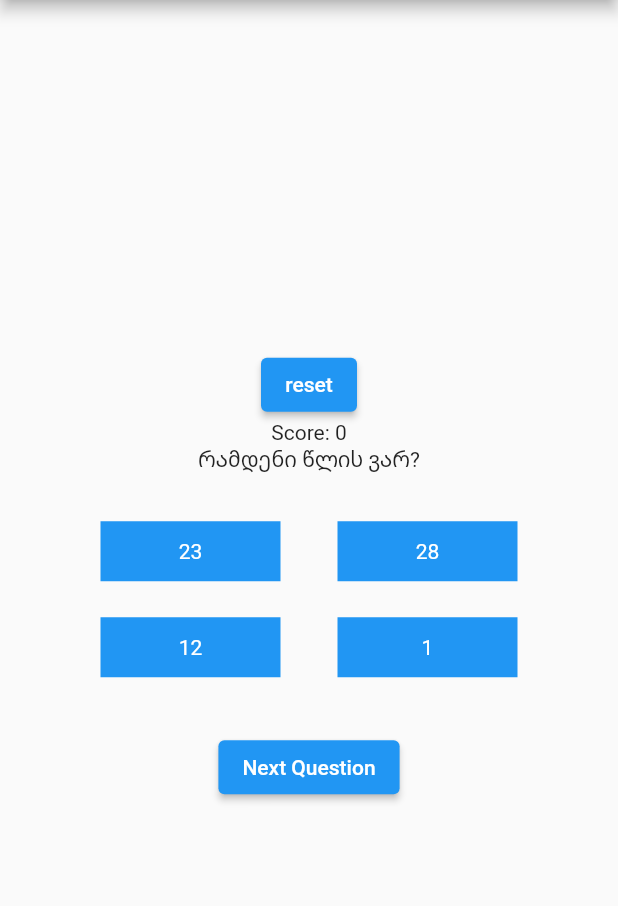
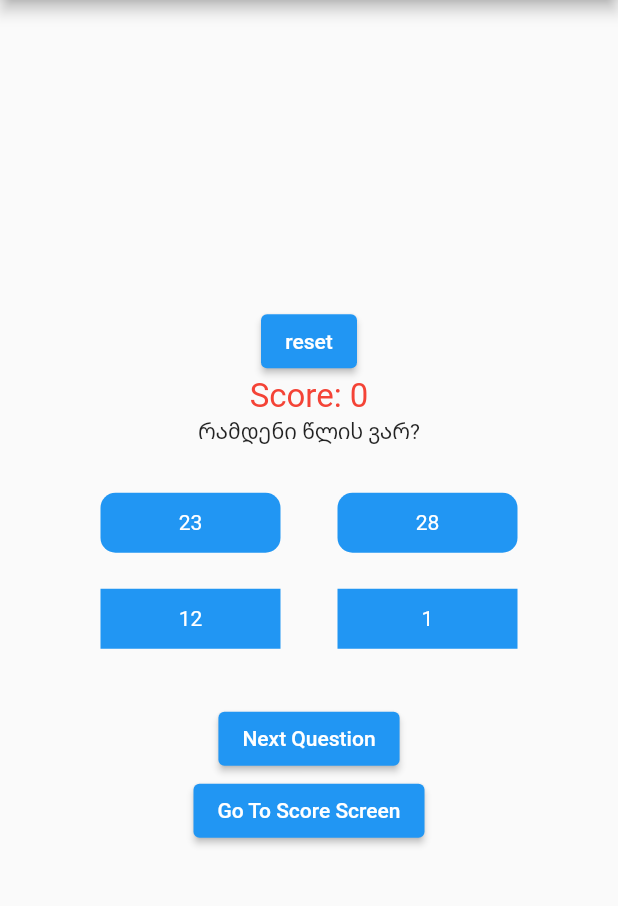
Before and after one commit to giorgiNavdarashvili09/quizzz, a Flutter app: the screen it shows after launch, after a tap on "Next Question", on a phone screen of 412 x 824 dp, the part 84-990 px from its top. Run offline on Flutter 3.47's test engine with Material 2 defaults, Android fonts, the phone set to English and light mode, and no system bars.

Commit message:
fixed bugs

```diff
--- a/lib/main.dart
+++ b/lib/main.dart
@@ -1,4 +1,5 @@
 import 'package:flutter/material.dart';
+import 'package:quizzz/other_page.dart';
 
 void main() {
   runApp(const MyApp());
@@ -27,20 +28,19 @@ class Quiz extends StatefulWidget {
 }
 
 class _QuizState extends State<Quiz> {
-
   var score = 0;
 
-  final questions = ["რა მქვია?", "რამდენი წლის ვარ?"];
+  final questions = ["რა მქვია?", "რამდენი წლის ვარ?", "საიდან ვარ?"];
 
-  final answersA = ["სანდრო", "23"];
+  final answersA = ["სანდრო", "23", "საქართველო"];
 
-  final answersB = ["ნინო", "28"];
+  final answersB = ["ნინო", "28", "საფრანგეთი"];
 
-  final answersC = ["გიორგი", "12"];
+  final answersC = ["გიორგი", "12", "ამერიკა"];
 
-  final answersD = ["ნიკა", "1"];
+  final answersD = ["ნიკა", "1", "იტალია"];
 
-  final correctAnswers = ["გიორგი", "28"];
+  final correctAnswers = ["გიორგი", "28", "საქართველო"];
 
   var index = 0;
 
@@ -64,7 +64,8 @@ class _QuizState extends State<Quiz> {
         child: Column(
           mainAxisAlignment: MainAxisAlignment.center,
           children: [
-            ElevatedButton(onPressed: () {
+            ElevatedButton(
+                onPressed: () {
                   setState(() {
                     index = 0;
                     buttonAColor = Colors.blue;
@@ -73,9 +74,14 @@ class _QuizState extends State<Quiz> {
                     buttonDColor = Colors.blue;
                     score = 0;
                     alreadyAnswered = false;
+                    nextQuestionVisible = true;
                   });
-            }, child: const Text("reset")),
-            Text("Score: $score"),
+                },
+                child: const Text("reset")),
+            Text("Score: $score", style: TextStyle(
+              color: Colors.red,
+              fontSize: 22,
+            ),),
             Text(questions[index]),
             const SizedBox(
               height: 32,
@@ -85,7 +91,8 @@ class _QuizState extends State<Quiz> {
               children: [
                 GestureDetector(
                   onTap: () {
-                    if(!alreadyAnswered) {
+
+                    if (!alreadyAnswered) {
                       if (correctAnswers[index] == answersA[index]) {
                         setState(() {
                           score++;
@@ -102,7 +109,10 @@ class _QuizState extends State<Quiz> {
                     });
                   },
                   child: Container(
+                    decoration: BoxDecoration(
                         color: buttonAColor,
+                        borderRadius: BorderRadius.all(Radius.circular(10))
+                    ),
                     width: 120,
                     height: 40,
                     alignment: Alignment.center,
@@ -114,6 +124,7 @@ class _QuizState extends State<Quiz> {
                 ),
                 GestureDetector(
                   onTap: () {
+                    if(!alreadyAnswered) {
                       if (correctAnswers[index] == answersB[index]) {
                         setState(() {
                           score++;
@@ -124,9 +135,18 @@ class _QuizState extends State<Quiz> {
                           buttonBColor = Colors.red;
                         });
                       }
+                    }
+                    setState(() {
+                      alreadyAnswered = true;
+                    });
+
                   },
                   child: Container(
+                    decoration: BoxDecoration(
                       color: buttonBColor,
+                      borderRadius: BorderRadius.all(Radius.circular(10))
+
+                    ),
                     width: 120,
                     height: 40,
                     alignment: Alignment.center,
@@ -146,6 +166,7 @@ class _QuizState extends State<Quiz> {
               children: [
                 GestureDetector(
                   onTap: () {
+                    if(!alreadyAnswered) {
                       if (correctAnswers[index] == answersC[index]) {
                         setState(() {
                           score++;
@@ -155,6 +176,7 @@ class _QuizState extends State<Quiz> {
                         setState(() {
                           buttonCColor = Colors.red;
                         });
+                      }
                     }
                     setState(() {
                       alreadyAnswered = true;
@@ -173,6 +195,7 @@ class _QuizState extends State<Quiz> {
                 ),
                 GestureDetector(
                   onTap: () {
+                    if(!alreadyAnswered) {
                       if (correctAnswers[index] == answersD[index]) {
                         setState(() {
                           score++;
@@ -183,6 +206,10 @@ class _QuizState extends State<Quiz> {
                           buttonDColor = Colors.red;
                         });
                       }
+                    }
+                    setState(() {
+                      alreadyAnswered = true;
+                    });
                   },
                   child: Container(
                     color: buttonDColor,
@@ -197,28 +224,39 @@ class _QuizState extends State<Quiz> {
                 ),
               ],
             ),
-            const SizedBox(height: 36,),
+            const SizedBox(
+              height: 36,
+            ),
             Visibility(
               visible: nextQuestionVisible,
-              child: ElevatedButton(onPressed: (){
+              child: ElevatedButton(
+                  onPressed: () {
+                    if (questions.length > index + 1) {
+                      setState(() {
+                        index++; // 0 -> 1
+                      });
+                    }
 
-                if(questions.length > index + 1) {
+                    if (index == questions.length - 1) {
+                      {
                         setState(() {
-                    index++;
+                          nextQuestionVisible = false;
+                        });
+                      }
+                    }
                     buttonAColor = Colors.blue;
                     buttonBColor = Colors.blue;
                     buttonCColor = Colors.blue;
                     buttonDColor = Colors.blue;
-                  });
-                } else {
-                  setState(() {
-                    nextQuestionVisible = false;
                     alreadyAnswered = false;
-                  });
-                }
-              }, child: const Text('Next Question')),
-            )
+                  },
+                  child: const Text('Next Question')),
+            ),
+            ElevatedButton(onPressed: () {
+              Navigator.of(context).push(MaterialPageRoute(builder: (context) => OtherPage(score: score)));
+            }, child: Text("Go To Score Screen"))
           ],
+
         ),
       ),
     );
--- /dev/null
+++ b/lib/other_page.dart
@@ -0,0 +1,19 @@
+import 'package:flutter/material.dart';
+
+class OtherPage extends StatelessWidget {
+  const OtherPage({Key? key, required this.score}) : super(key: key);
+
+  final int score;
+
+  @override
+  Widget build(BuildContext context) {
+    return Scaffold(
+      appBar: AppBar(
+        title: const Text("Score Page"),
+      ),
+      body: Center(
+        child: Text("Your Score is: $score/100"),
+      ),
+    );
+  }
+}
```
Lines whose indentation alone changed are shown as unchanged.
